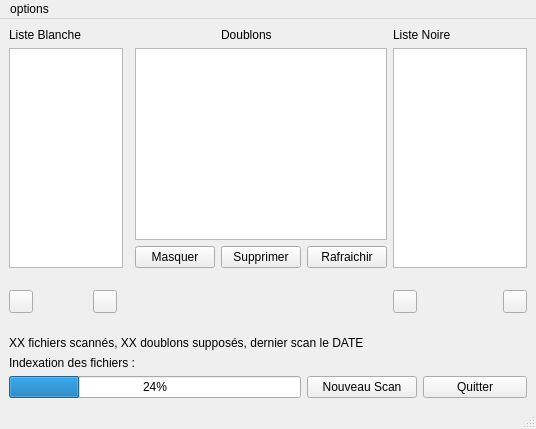
Qt form interface.ui (Flamingroup/fsclean) before a commit.
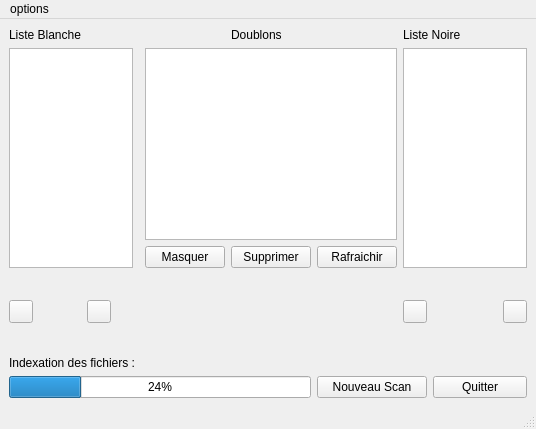
The same form after that commit. Icons and pictures are not drawn.

The edit to the form file:
```diff
--- a/interface.ui
+++ b/interface.ui
@@ -15,7 +15,7 @@
   </property>
   <widget class="QWidget" name="centralwidget">
    <layout class="QGridLayout" name="gridLayout">
-    <item row="3" column="2">
+    <item row="3" column="1">
      <widget class="QToolButton" name="lessWLButton">
       <property name="cursor">
        <cursorShape>PointingHandCursor</cursorShape>
@@ -29,7 +29,7 @@
       </property>
      </widget>
     </item>
-    <item row="2" column="5">
+    <item row="2" column="4">
      <widget class="QPushButton" name="Buttonmasquer">
       <property name="cursor">
        <cursorShape>PointingHandCursor</cursorShape>
@@ -39,20 +39,34 @@
       </property>
      </widget>
     </item>
-    <item row="5" column="0" colspan="6">
+    <item row="4" column="0" colspan="5">
      <widget class="QLabel" name="labelprogressbar">
       <property name="text">
        <string>Indexation des fichiers : </string>
       </property>
      </widget>
     </item>
-    <item row="6" column="10" colspan="2">
+    <item row="5" column="9" colspan="2">
      <widget class="QPushButton" name="quitButton">
       <property name="text">
        <string>Quitter</string>
       </property>
      </widget>
     </item>
+    <item row="3" column="8">
+     <widget class="QToolButton" name="plusBLButton">
+      <property name="cursor">
+       <cursorShape>PointingHandCursor</cursorShape>
+      </property>
+      <property name="text">
+       <string/>
+      </property>
+      <property name="icon">
+       <iconset>
+        <normaloff>plus icon.png</normaloff>plus icon.png</iconset>
+      </property>
+     </widget>
+    </item>
     <item row="3" column="0">
      <widget class="QToolButton" name="WLplusButton">
       <property name="text">
@@ -64,31 +78,31 @@
       </property>
      </widget>
     </item>
-    <item row="6" column="7" colspan="3">
+    <item row="5" column="6" colspan="3">
      <widget class="QPushButton" name="scanButton">
       <property name="text">
        <string>Nouveau Scan</string>
       </property>
      </widget>
     </item>
-    <item row="0" column="6">
+    <item row="0" column="5">
      <widget class="QLabel" name="labeldoublons">
       <property name="text">
        <string>Doublons</string>
       </property>
      </widget>
     </item>
-    <item row="1" column="0" rowspan="2" colspan="4">
+    <item row="1" column="0" rowspan="2" colspan="3">
      <widget class="QListWidget" name="listwhiteList"/>
     </item>
-    <item row="0" column="9" colspan="3">
+    <item row="0" column="8" colspan="3">
      <widget class="QLabel" name="labellistenoire">
       <property name="text">
        <string>Liste Noire</string>
       </property>
      </widget>
     </item>
-    <item row="2" column="6">
+    <item row="2" column="5">
      <widget class="QPushButton" name="Buttonsupprimer">
       <property name="cursor">
        <cursorShape>PointingHandCursor</cursorShape>
@@ -98,10 +112,10 @@
       </property>
      </widget>
     </item>
-    <item row="1" column="5" colspan="4">
+    <item row="1" column="4" colspan="4">
      <widget class="QColumnView" name="listaffichageDoublons"/>
     </item>
-    <item row="3" column="6">
+    <item row="3" column="5">
      <spacer name="verticalSpacer">
       <property name="orientation">
        <enum>Qt::Vertical</enum>
@@ -114,7 +128,7 @@
       </property>
      </spacer>
     </item>
-    <item row="2" column="7" colspan="2">
+    <item row="2" column="6" colspan="2">
      <widget class="QPushButton" name="Buttonrafraichir">
       <property name="cursor">
        <cursorShape>PointingHandCursor</cursorShape>
@@ -128,17 +142,10 @@
       </property>
      </widget>
     </item>
-    <item row="1" column="9" rowspan="2" colspan="3">
+    <item row="1" column="8" rowspan="2" colspan="3">
      <widget class="QListWidget" name="listblackList"/>
     </item>
-    <item row="4" column="0" colspan="12">
-     <widget class="QLabel" name="labeletatamodifier">
-      <property name="text">
-       <string>XX fichiers scannés, XX doublons supposés, dernier scan le DATE</string>
-      </property>
-     </widget>
-    </item>
-    <item row="3" column="4">
+    <item row="3" column="3">
      <spacer name="horizontalSpacer">
       <property name="orientation">
        <enum>Qt::Horizontal</enum>
@@ -158,7 +165,7 @@
       </property>
      </widget>
     </item>
-    <item row="3" column="11">
+    <item row="3" column="10">
      <widget class="QToolButton" name="lessBLButton">
       <property name="text">
        <string/>
@@ -169,21 +176,7 @@
       </property>
      </widget>
     </item>
-    <item row="3" column="9">
-     <widget class="QToolButton" name="plusBLButton">
-      <property name="cursor">
-       <cursorShape>PointingHandCursor</cursorShape>
-      </property>
-      <property name="text">
-       <string/>
-      </property>
-      <property name="icon">
-       <iconset>
-        <normaloff>plus icon.png</normaloff>plus icon.png</iconset>
-      </property>
-     </widget>
-    </item>
-    <item row="6" column="0" colspan="7">
+    <item row="5" column="0" colspan="6">
      <widget class="QProgressBar" name="progressBar">
       <property name="value">
        <number>24</number>
```
